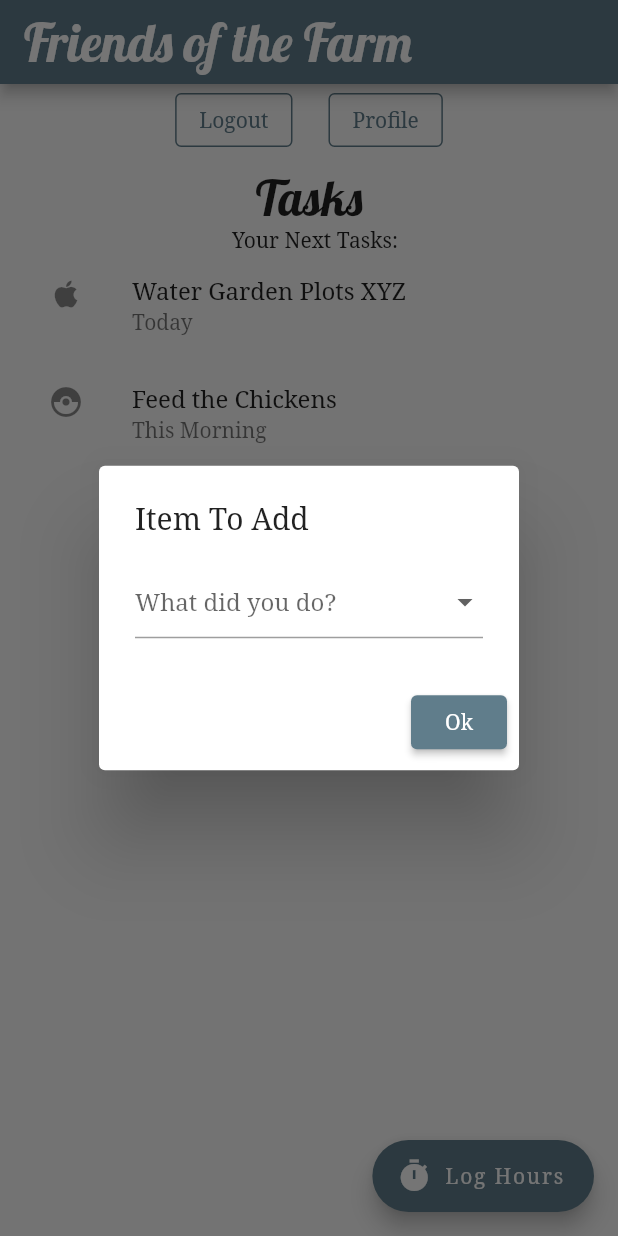
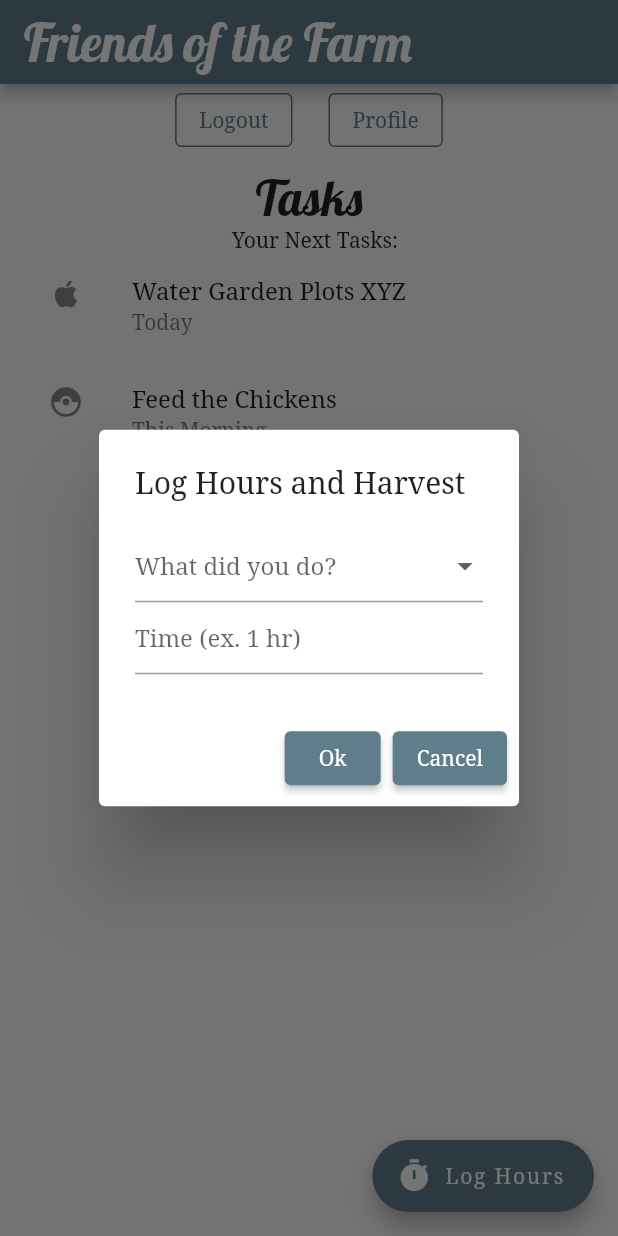
Before and after one commit to cathymariza/Friends_of_the_farm, a Flutter app: the screen it shows once a user with an empty profile is signed in, after a tap on "Log Hours", on a phone screen of 412 x 824 dp. Run offline on Flutter 3.47's test engine with Material 2 defaults, Android fonts, the phone set to English and light mode, and no system bars; our stand-ins replace cloud_firestore, firebase_auth, firebase_core, google_fonts; missing offline and left inert: firebase_ui_auth; accounts and stored records are empty.

Commit message:
Hour box added
Haven't figured out how to input an array of items harvested yet.

```diff
--- a/friends_of_the_farm/lib/main.dart
+++ b/friends_of_the_farm/lib/main.dart
@@ -122,8 +122,12 @@ class _HomePageState extends State<HomePage> {
         context: context,
         builder: (context) {
           return AlertDialog(
-            title: Text('Item To Add'),
-            content: DropdownButtonFormField(
+            title: Text('Log Hours and Harvest'),
+            content: Column(
+              crossAxisAlignment: CrossAxisAlignment.stretch,
+              mainAxisSize: MainAxisSize.min,
+              children: <Widget>[
+                DropdownButtonFormField(
                   items: tasks.map((String items) {
                     return DropdownMenuItem(
                       value: items,
@@ -131,15 +135,30 @@ class _HomePageState extends State<HomePage> {
                     );
                   }).toList(),
                   onChanged: (value) {},
-              decoration: const InputDecoration(hintText: "What did you do?"),
+                  decoration:
+                      const InputDecoration(hintText: "What did you do?"),
+                ),
+                TextField(
+                  decoration:
+                      const InputDecoration(hintText: "Time (ex. 1 hr)"),
+                )
+              ],
             ),
             actions: <Widget>[
               ElevatedButton(
                   key: const Key("OKButton"),
                   child: const Text("Ok"),
-                  onPressed: () {}),
+                  onPressed: () {
+                    Navigator.pop(context);
+                  }),
 
               // https://stackoverflow.com/questions/52468987/how-to-turn-disabled-button-into-enabled-button-depending-on-conditions
+              ElevatedButton(
+                  key: const Key("CancelButton"),
+                  child: const Text("Cancel"),
+                  onPressed: () {
+                    Navigator.pop(context);
+                  }),
             ],
           );
         });
```
Lines whose indentation alone changed are shown as unchanged.
